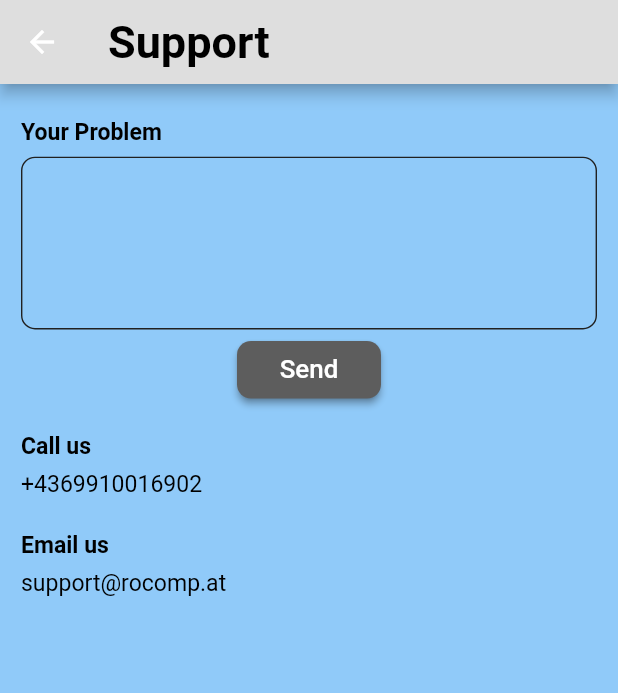
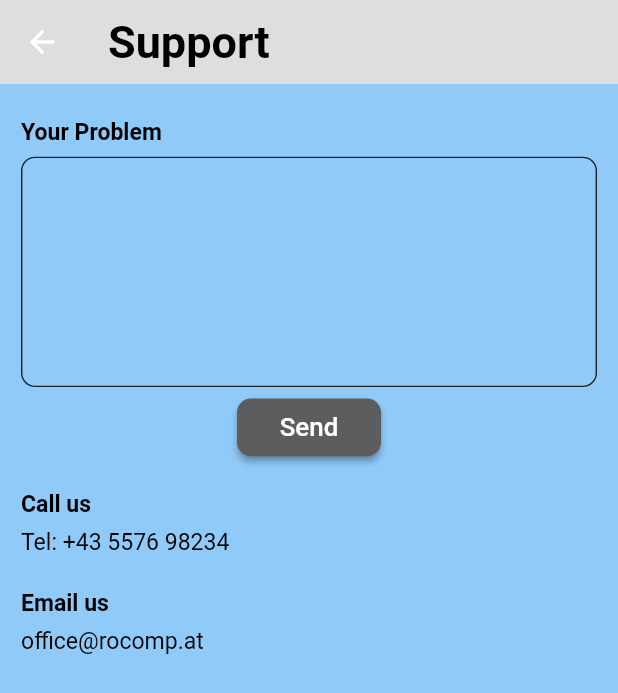
Before and after one commit to lenny1400/diplomarbeit, a Flutter app: the SupportWidgetPage screen opened directly, after a tap on "Send", on a phone screen of 412 x 824 dp. Shown: the top 693 px of the screen. Run offline on Flutter 3.47's test engine with Material 2 defaults, Android fonts, the phone set to English and light mode, and no system bars; our stand-ins replace bootstrap_icons, camera, csv, file_picker, firebase_auth, firebase_core and 8 more; missing offline and left inert: dart:ffi; accounts and stored records are empty.

Commit message:
Register update - Support upload - NotificationsBTN delete

```diff
--- a/lib/custom_widgets/language.dart
+++ b/lib/custom_widgets/language.dart
@@ -13,7 +13,7 @@ class Languages extends Translations {
       'se_select':'English',
       'se_subtitle3':'Notifications',
       'se_subtitle4':'Support',
-      'se_subtitle5':'Help',
+      'se_subtitle5':'FAQ',
       'se_logout':'Log out',
       'se_dialogText':'Choose your language',
 
--- a/lib/responsive_screens/home/home_widgets/settings_widget/settings_pages/help.dart
+++ b/lib/responsive_screens/home/home_widgets/settings_widget/settings_pages/help.dart
@@ -49,6 +49,7 @@ class _HelpWidgetPageState extends State<HelpWidgetPage> {
     return Scaffold(
       backgroundColor: theme.backgroundColor,
       appBar: AppBar(
+        elevation: 0,
         title: Text("Help",
         style: theme.textTheme.caption,
         ),
--- a/lib/responsive_screens/home/home_widgets/settings_widget/settings_pages/support.dart
+++ b/lib/responsive_screens/home/home_widgets/settings_widget/settings_pages/support.dart
@@ -1,5 +1,8 @@
+import 'package:firebase_auth/firebase_auth.dart';
+import 'package:firebase_database/firebase_database.dart';
 import 'package:flutter/cupertino.dart';
 import 'package:flutter/material.dart';
+import 'package:intl/intl.dart';
 
 import '../../../../../themes.dart';
 
@@ -46,13 +49,25 @@ class SupportWidgetPage extends StatefulWidget {
 class _SupportWidgetPageState extends State<SupportWidgetPage> {
 
   final myControllerText = TextEditingController();
+  final DatabaseReference _refSupp = FirebaseDatabase(databaseURL: "https://rocomp-app-d6d31-default-rtdb.europe-west1.firebasedatabase.app/").reference().child("Support");
+
+  void uploadProblem() async{
+    String _problem = myControllerText.text;
+    String user = await FirebaseAuth.instance.currentUser!.uid.toString();
+    DateTime now = DateTime.now();
+    String date = DateFormat('yyyy-MM-dd - kk:mm:ss').format(now);
+
+    _refSupp.child(user).child(date).child("Problem").set(_problem).then((value) => Navigator.pop(context));
+  }
 
   @override
   Widget build(BuildContext context) {
     final theme = Theme.of(context);
     return Scaffold(
       backgroundColor: theme.backgroundColor,
+      resizeToAvoidBottomInset: false,
       appBar: AppBar(
+        elevation: 0,
         title: Text("Support",
           style: theme.textTheme.caption,
         ),
@@ -80,10 +95,10 @@ class _SupportWidgetPageState extends State<SupportWidgetPage> {
                 Padding(
                   padding: EdgeInsets.only(top: MediaQuery.of(context).size.height*0.01),
                   child: Container(
-                    height: MediaQuery.of(context).size.height*0.15,
+                    height: MediaQuery.of(context).size.height*0.2,
                     child: TextField(
                       controller: myControllerText,
-                      maxLines: 5,
+                      maxLines: 7,
                       style: TextStyle(
                           color: theme.shadowColor
                       ),
@@ -117,7 +132,9 @@ class _SupportWidgetPageState extends State<SupportWidgetPage> {
                           ),
                         ),
                         onPressed: () {
-
+                          if(myControllerText.text.isNotEmpty){
+                            uploadProblem();
+                          }
                         },
                         child: Text(
                           "Send",
@@ -143,7 +160,7 @@ class _SupportWidgetPageState extends State<SupportWidgetPage> {
                 Padding(
                   padding: EdgeInsets.only(top: MediaQuery.of(context).size.height*0.01),
                   child: Text(
-                    "+4369910016902",
+                    "Tel: +43 5576 98234",
                     style: TextStyle(
                         fontSize: MediaQuery.of(context).size.height*0.02,
                     ),
@@ -162,7 +179,7 @@ class _SupportWidgetPageState extends State<SupportWidgetPage> {
                 Padding(
                   padding: EdgeInsets.only(top: MediaQuery.of(context).size.height*0.01),
                   child: Text(
-                    "support@rocomp.at",
+                    "office@rocomp.at",
                     style: TextStyle(
                       fontSize: MediaQuery.of(context).size.height*0.02,
                     ),
--- a/lib/user_management/login_register.dart
+++ b/lib/user_management/login_register.dart
@@ -77,12 +77,6 @@ class _LoginRegisterPageState extends State<LoginRegisterPage> {
     setState(() {
       Firebase.initializeApp().whenComplete(() => checkUser()).whenComplete(() => refreshPage());
     });
-  }
-
-  @override
-  void dispose() {
-    // TODO: implement dispose
-    super.dispose();
   }
 
   void refreshPage(){
```
Also changed, not shown: lib/responsive_screens/home/home_widgets/settings_widget/responsive_settings.dart (+4 -4 lines), lib/user_management/register.dart (+9 -1 lines).
